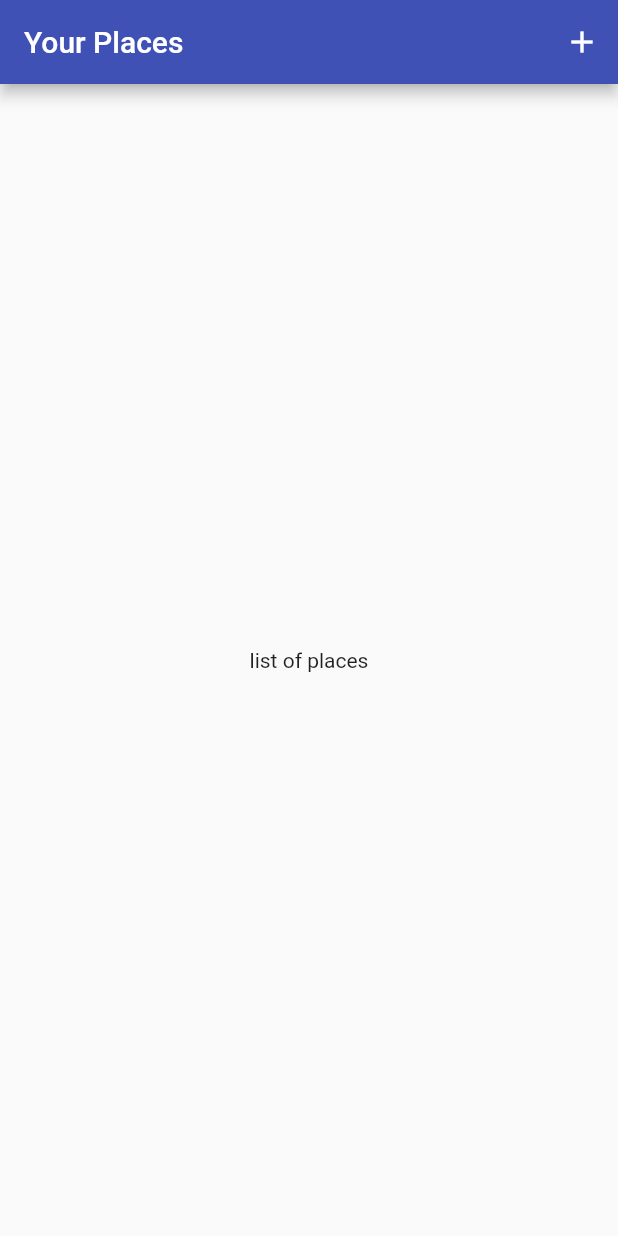
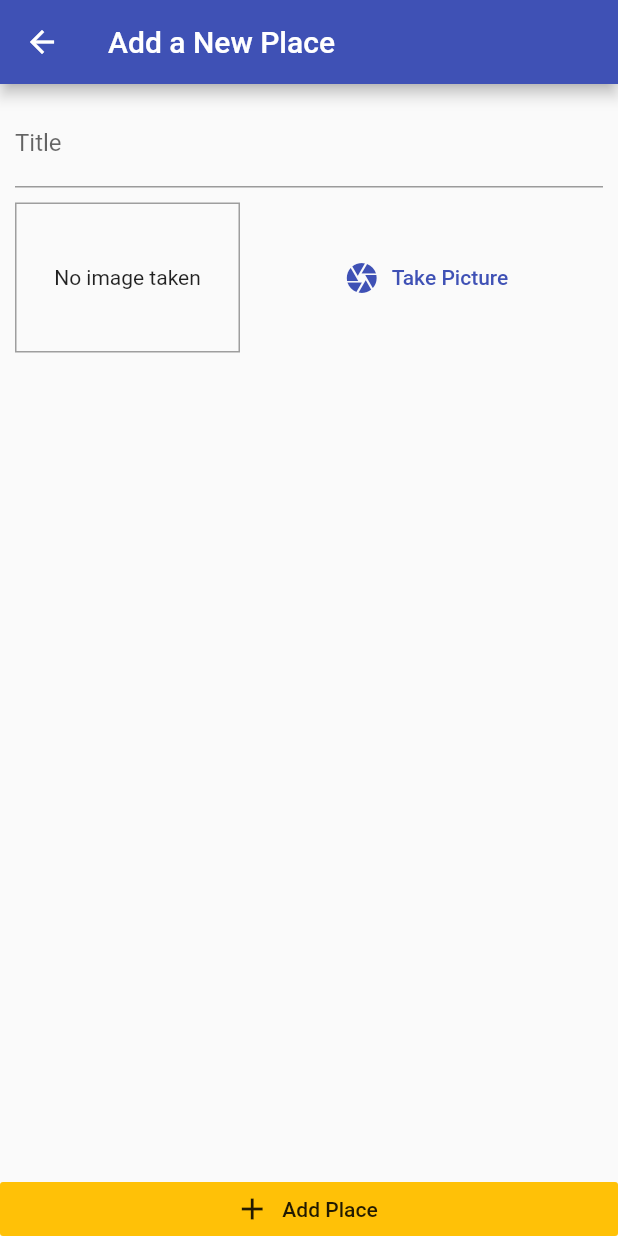
Before and after one commit to abhisheksudhir/great_places_app, a Flutter app: the screen it shows after launch, after a tap on the "add" icon, on a phone screen of 412 x 824 dp. Run offline on Flutter 3.47's test engine with Material 2 defaults, Android fonts, the phone set to English and light mode, and no system bars.

Commit message:
adding the add place screen & an image input

```diff
--- a/lib/main.dart
+++ b/lib/main.dart
@@ -3,6 +3,7 @@ import 'package:provider/provider.dart';
 
 import './providers/great_places.dart';
 import './screens/places_list_screen.dart';
+import './screens/add_place_screen.dart';
 void main() => runApp(MyApp());
 
 class MyApp extends StatelessWidget {
@@ -17,6 +18,9 @@ class MyApp extends StatelessWidget {
           accentColor: Colors.amber,
         ),
         home: PlacesListScreen(),
+        routes: {
+          AddPlaceScreen.routeName: (ctx) => AddPlaceScreen(),
+        },
       ),
     );
   }
--- a/lib/screens/add_place_screen.dart
+++ b/lib/screens/add_place_screen.dart
@@ -1 +1,56 @@
 import 'package:flutter/material.dart';
+
+import '../widgets/image_input.dart';
+
+class AddPlaceScreen extends StatefulWidget {
+  static const routeName = '/add-place';
+
+  @override
+  _AddPlaceScreenState createState() => _AddPlaceScreenState();
+}
+
+class _AddPlaceScreenState extends State<AddPlaceScreen> {
+  final _titleController = TextEditingController();
+
+  @override
+  Widget build(BuildContext context) {
+    return Scaffold(
+      appBar: AppBar(
+        title: Text(
+          'Add a New Place',
+        ),
+      ),
+      body: Column(
+        crossAxisAlignment: CrossAxisAlignment.stretch,
+        children: <Widget>[
+          Expanded(
+            child: SingleChildScrollView(
+              child: Padding(
+                padding: const EdgeInsets.all(10.0),
+                child: Column(
+                  children: <Widget>[
+                    TextField(
+                      decoration: InputDecoration(labelText: 'Title'),
+                      controller: _titleController,
+                    ),
+                    SizedBox(height: 10),
+                    ImageInput(),
+                  ],
+                ),
+              ),
+            ),
+          ),
+          RaisedButton.icon(
+            icon: Icon(Icons.add),
+            label: Text('Add Place'),
+            elevation: 0,
+            materialTapTargetSize: MaterialTapTargetSize
+                .shrinkWrap, //to get rid of extra margin around the button
+            color: Theme.of(context).accentColor,
+            onPressed: () {},
+          ),
+        ],
+      ),
+    );
+  }
+}
--- a/lib/screens/places_list_screen.dart
+++ b/lib/screens/places_list_screen.dart
@@ -1,4 +1,6 @@
 import 'package:flutter/material.dart';
+
+import '../screens/add_place_screen.dart';
 
 class PlacesListScreen extends StatelessWidget {
   @override
@@ -9,7 +11,9 @@ class PlacesListScreen extends StatelessWidget {
         actions: <Widget>[
           IconButton(
             icon: Icon(Icons.add),
-            onPressed: () {},
+            onPressed: () {
+              Navigator.of(context).pushNamed(AddPlaceScreen.routeName);
+            },
           ),
         ],
       ),
--- /dev/null
+++ b/lib/widgets/image_input.dart
@@ -0,0 +1,50 @@
+import 'dart:io';
+
+import 'package:flutter/material.dart';
+
+class ImageInput extends StatefulWidget {
+  @override
+  _ImageInputState createState() => _ImageInputState();
+}
+
+class _ImageInputState extends State<ImageInput> {
+  File _storedImage;
+
+  @override
+  Widget build(BuildContext context) {
+    return Row(
+      children: <Widget>[
+        Container(
+          width: 150,
+          height: 100,
+          decoration: BoxDecoration(
+            border: Border.all(
+              width: 1,
+              color: Colors.grey,
+            ),
+          ),
+          child: _storedImage != null
+              ? Image.file(
+                  _storedImage,
+                  fit: BoxFit.cover,
+                  width: double.infinity,
+                )
+              : Text(
+                  'No image taken',
+                  textAlign: TextAlign.center,
+                ),
+          alignment: Alignment.center,
+        ),
+        SizedBox(width: 10),
+        Expanded(
+          child: FlatButton.icon(
+            icon: Icon(Icons.camera),
+            label: Text('Take Picture'),
+            textColor: Theme.of(context).primaryColor,
+            onPressed: () {},
+          ),
+        ),
+      ],
+    );
+  }
+}
```
